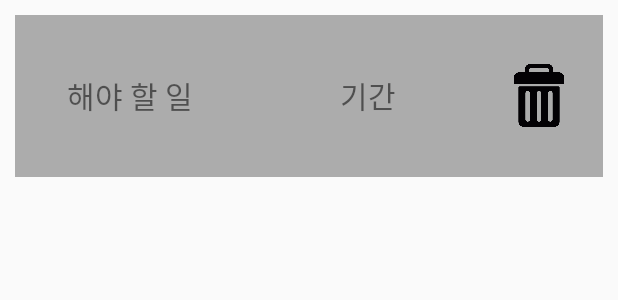
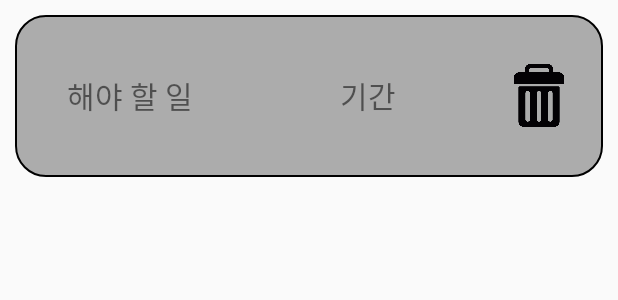
Before and after one commit to 14-5AndroidTeam/LHS_ToDoList, an Android app: the layout item_recycler.xml on its own in the app's theme, with its tools: preview values and no code run, on a phone screen of 412 x 824 dp. Shown: the top 300 px of the screen. Run offline under Robolectric (Android 15) with nearby library versions, the phone set to English and light mode, and no system bars.

Commit message:
Design:"아이템 리스트 둥근 모서리"

```diff
--- a/app/src/main/res/layout/item_recycler.xml
+++ b/app/src/main/res/layout/item_recycler.xml
@@ -1,12 +1,11 @@
 <?xml version="1.0" encoding="utf-8"?>
-<androidx.constraintlayout.widget.ConstraintLayout
-    xmlns:android="http://schemas.android.com/apk/res/android"
+<androidx.constraintlayout.widget.ConstraintLayout xmlns:android="http://schemas.android.com/apk/res/android"
     xmlns:app="http://schemas.android.com/apk/res-auto"
     xmlns:tools="http://schemas.android.com/tools"
     android:layout_width="match_parent"
     android:layout_height="wrap_content"
     android:layout_margin="10dp"
-    android:background="#63323232">
+    android:background="@drawable/corner_round">
 
     <TextView
         android:id="@+id/textToDo"
```
